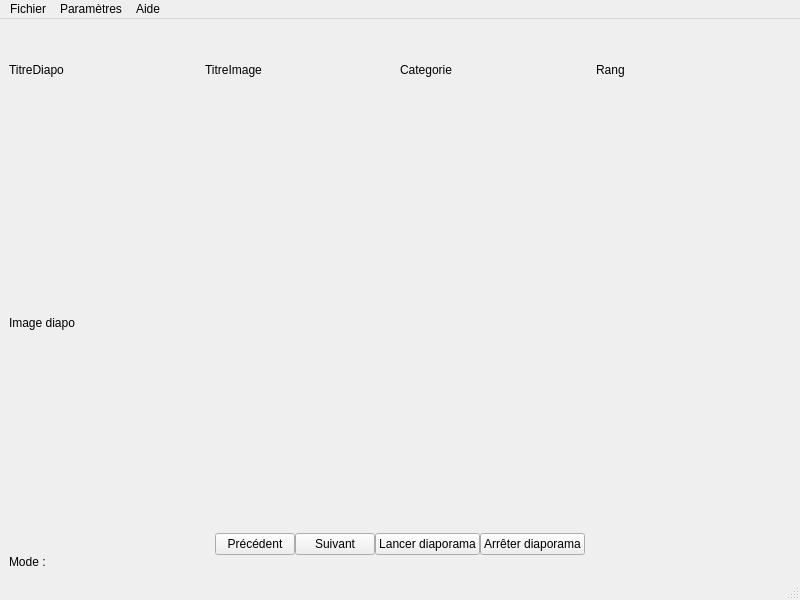
Old version of the form v5MVP_CLEMENCEAU_MASSON_VINET_TP4/code/lecteurvue.ui in the repository jvlatrille/LecteurDiaporama.
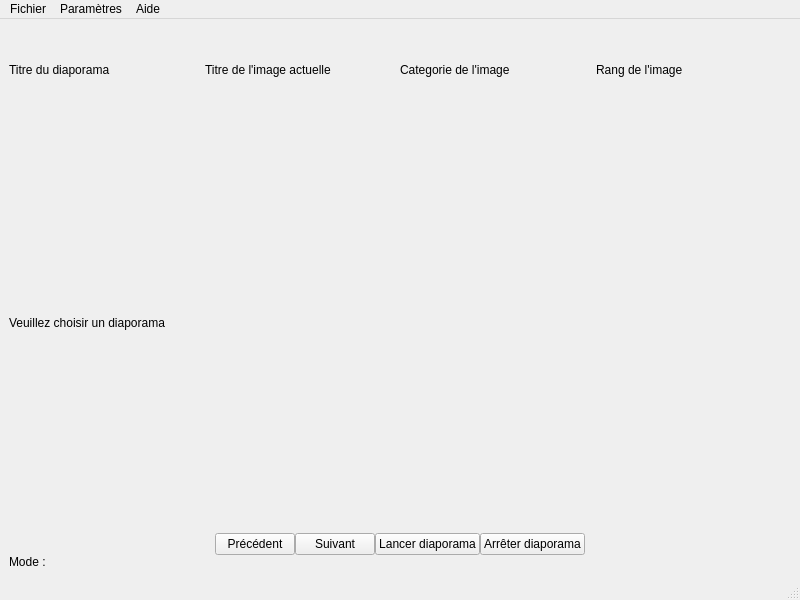
New version of the form.

The edit to the form file:
```diff
--- a/v5MVP_CLEMENCEAU_MASSON_VINET_TP4/code/lecteurvue.ui
+++ b/v5MVP_CLEMENCEAU_MASSON_VINET_TP4/code/lecteurvue.ui
@@ -25,28 +25,28 @@
         <item>
          <widget class="QLabel" name="titreDiapo">
           <property name="text">
-           <string>TitreDiapo</string>
+           <string>Titre du diaporama</string>
           </property>
          </widget>
         </item>
         <item>
          <widget class="QLabel" name="titreImage">
           <property name="text">
-           <string>TitreImage</string>
+           <string>Titre de l'image actuelle</string>
           </property>
          </widget>
         </item>
         <item>
          <widget class="QLabel" name="categorieImage">
           <property name="text">
-           <string>Categorie</string>
+           <string>Categorie de l'image</string>
           </property>
          </widget>
         </item>
         <item>
          <widget class="QLabel" name="rangImage">
           <property name="text">
-           <string>Rang</string>
+           <string>Rang de l'image</string>
           </property>
          </widget>
         </item>
@@ -55,7 +55,7 @@
       <item>
        <widget class="QLabel" name="imageDiapo">
         <property name="text">
-         <string>Image diapo</string>
+         <string>Veuillez choisir un diaporama</string>
         </property>
        </widget>
       </item>
```
